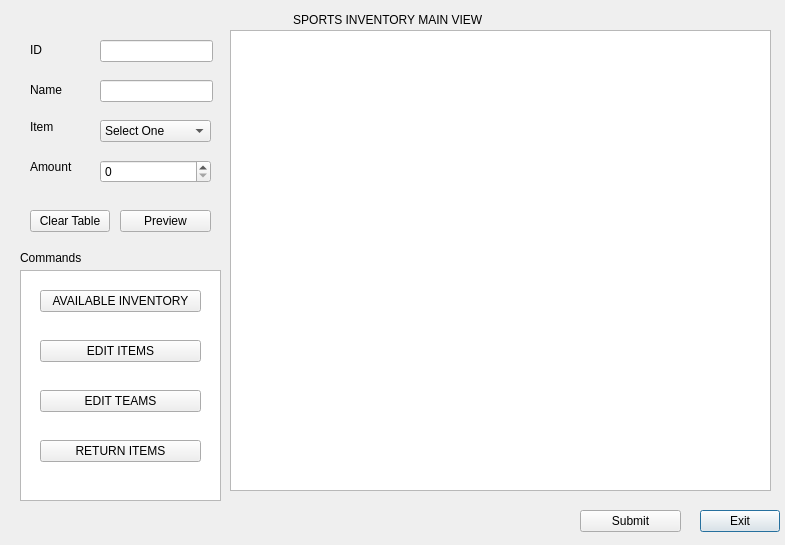
Qt form mainview.ui (kamaubrian/InventoryC-Remodeled) before a commit.
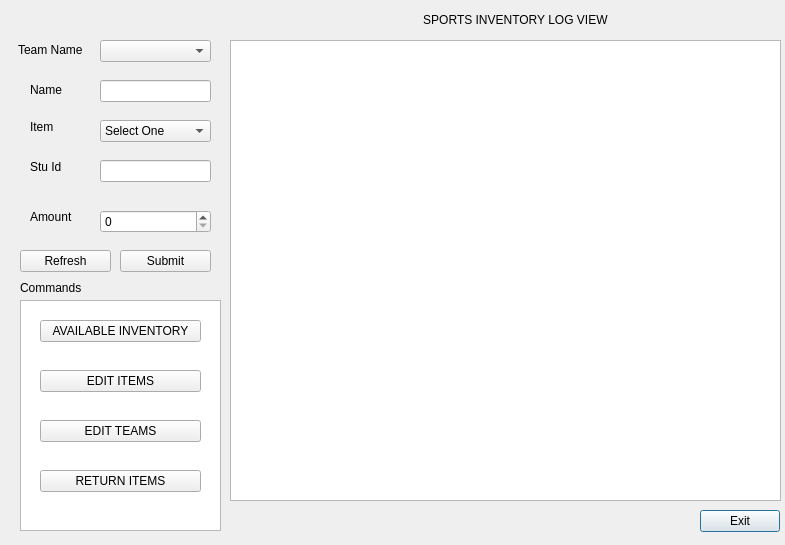
The same form after that commit.

The edit to the form file:
```diff
--- a/mainview.ui
+++ b/mainview.ui
@@ -16,24 +16,14 @@
   <widget class="QLabel" name="label_2">
    <property name="geometry">
     <rect>
-     <x>30</x>
+     <x>18</x>
      <y>40</y>
-     <width>59</width>
+     <width>71</width>
      <height>20</height>
     </rect>
    </property>
    <property name="text">
-    <string>ID</string>
-   </property>
-  </widget>
-  <widget class="QLineEdit" name="stu_id">
-   <property name="geometry">
-    <rect>
-     <x>100</x>
-     <y>40</y>
-     <width>113</width>
-     <height>22</height>
-    </rect>
+    <string>Team Name</string>
    </property>
   </widget>
   <widget class="QPushButton" name="exitSystem">
@@ -49,29 +39,6 @@
     <string>Exit</string>
    </property>
   </widget>
-  <widget class="QPushButton" name="clearTable">
-   <property name="geometry">
-    <rect>
-     <x>30</x>
-     <y>210</y>
-     <width>80</width>
-     <height>22</height>
-    </rect>
-   </property>
-   <property name="text">
-    <string>Clear Table</string>
-   </property>
-  </widget>
-  <widget class="QTableWidget" name="tableWidget">
-   <property name="geometry">
-    <rect>
-     <x>230</x>
-     <y>30</y>
-     <width>541</width>
-     <height>461</height>
-    </rect>
-   </property>
-  </widget>
   <widget class="QLabel" name="label_3">
    <property name="geometry">
     <rect>
@@ -88,22 +55,22 @@
   <widget class="QPushButton" name="previewTable">
    <property name="geometry">
     <rect>
-     <x>120</x>
-     <y>210</y>
+     <x>20</x>
+     <y>250</y>
      <width>91</width>
      <height>22</height>
     </rect>
    </property>
    <property name="text">
-    <string>Preview</string>
+    <string>Refresh</string>
    </property>
   </widget>
   <widget class="QPushButton" name="submitDb">
    <property name="geometry">
     <rect>
-     <x>580</x>
-     <y>510</y>
-     <width>101</width>
+     <x>120</x>
+     <y>250</y>
+     <width>91</width>
      <height>22</height>
     </rect>
    </property>
@@ -124,11 +91,11 @@
     <string>RETURN ITEMS</string>
    </property>
   </widget>
-  <widget class="QTableView" name="tableView">
+  <widget class="QTableView" name="tableView1">
    <property name="geometry">
     <rect>
      <x>20</x>
-     <y>270</y>
+     <y>300</y>
      <width>201</width>
      <height>231</height>
     </rect>
@@ -186,7 +153,7 @@
    <property name="geometry">
     <rect>
      <x>100</x>
-     <y>160</y>
+     <y>210</y>
      <width>111</width>
      <height>23</height>
     </rect>
@@ -196,7 +163,7 @@
    <property name="geometry">
     <rect>
      <x>40</x>
-     <y>390</y>
+     <y>420</y>
      <width>161</width>
      <height>22</height>
     </rect>
@@ -209,7 +176,7 @@
    <property name="geometry">
     <rect>
      <x>40</x>
-     <y>340</y>
+     <y>370</y>
      <width>161</width>
      <height>22</height>
     </rect>
@@ -222,7 +189,7 @@
    <property name="geometry">
     <rect>
      <x>20</x>
-     <y>250</y>
+     <y>280</y>
      <width>81</width>
      <height>16</height>
     </rect>
@@ -235,7 +202,7 @@
    <property name="geometry">
     <rect>
      <x>40</x>
-     <y>290</y>
+     <y>320</y>
      <width>161</width>
      <height>22</height>
     </rect>
@@ -247,14 +214,14 @@
   <widget class="QLabel" name="label_5">
    <property name="geometry">
     <rect>
-     <x>230</x>
+     <x>360</x>
      <y>10</y>
      <width>351</width>
      <height>20</height>
     </rect>
    </property>
    <property name="text">
-    <string>                   SPORTS INVENTORY MAIN VIEW</string>
+    <string>                   SPORTS INVENTORY LOG VIEW</string>
    </property>
   </widget>
   <widget class="QLineEdit" name="stu_name">
@@ -262,7 +229,7 @@
     <rect>
      <x>100</x>
      <y>80</y>
-     <width>113</width>
+     <width>111</width>
      <height>22</height>
     </rect>
    </property>
@@ -271,7 +238,7 @@
    <property name="geometry">
     <rect>
      <x>30</x>
-     <y>160</y>
+     <y>210</y>
      <width>59</width>
      <height>14</height>
     </rect>
@@ -284,7 +251,7 @@
    <property name="geometry">
     <rect>
      <x>40</x>
-     <y>440</y>
+     <y>470</y>
      <width>161</width>
      <height>22</height>
     </rect>
@@ -293,6 +260,49 @@
     <string>RETURN ITEMS</string>
    </property>
   </widget>
+  <widget class="QTableView" name="tableView">
+   <property name="geometry">
+    <rect>
+     <x>230</x>
+     <y>40</y>
+     <width>551</width>
+     <height>461</height>
+    </rect>
+   </property>
+  </widget>
+  <widget class="QLabel" name="label_7">
+   <property name="geometry">
+    <rect>
+     <x>30</x>
+     <y>160</y>
+     <width>58</width>
+     <height>14</height>
+    </rect>
+   </property>
+   <property name="text">
+    <string>Stu Id</string>
+   </property>
+  </widget>
+  <widget class="QLineEdit" name="stuId">
+   <property name="geometry">
+    <rect>
+     <x>100</x>
+     <y>160</y>
+     <width>111</width>
+     <height>22</height>
+    </rect>
+   </property>
+  </widget>
+  <widget class="QComboBox" name="teamName">
+   <property name="geometry">
+    <rect>
+     <x>100</x>
+     <y>40</y>
+     <width>111</width>
+     <height>22</height>
+    </rect>
+   </property>
+  </widget>
  </widget>
  <resources/>
  <connections/>
```
Left out of the diff: 23 changed lines with no effect on the pictures.
